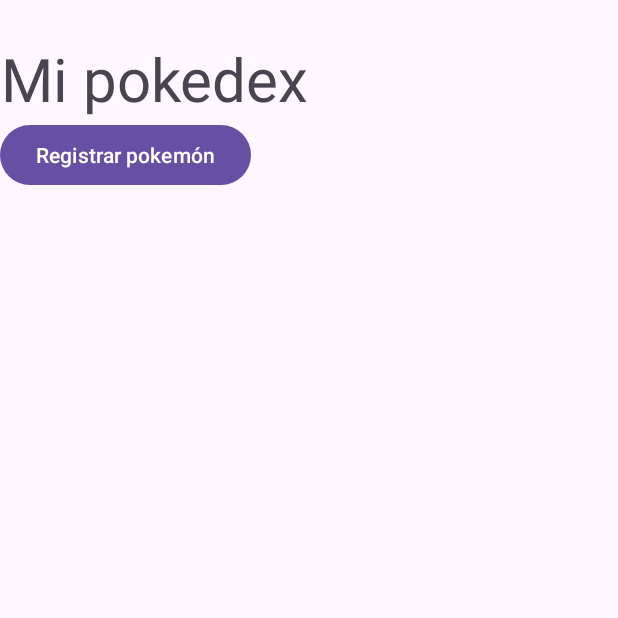
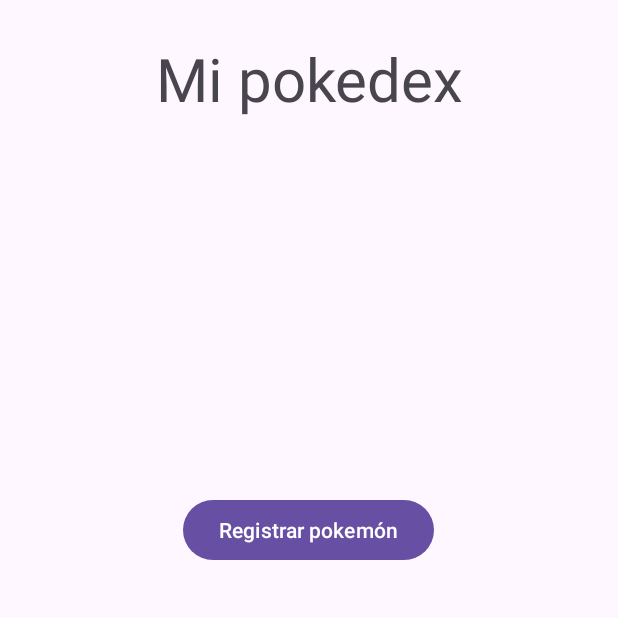
Before and after one commit to VegaSamuel/FirebaseStorage_VegaSamuel, an Android app: the screen it shows after launch (MainActivity), on a phone screen of 412 x 824 dp, the top half of it. Run offline under Robolectric (Android 15) with nearby library versions, the phone set to English and light mode, and no system bars.

Commit message:
Cambios en layouts

```diff
--- a/app/src/main/res/layout/activity_main.xml
+++ b/app/src/main/res/layout/activity_main.xml
@@ -12,6 +12,7 @@
         android:id="@+id/textView"
         android:layout_width="wrap_content"
         android:layout_height="wrap_content"
+        android:layout_gravity="center"
         android:layout_marginTop="25dp"
         android:gravity="center"
         android:text="Mi pokedex"
@@ -31,7 +32,8 @@
         android:id="@+id/btn_registrar"
         android:layout_width="wrap_content"
         android:layout_height="wrap_content"
-        android:text="Registrar pokemón"
-        />
+        android:layout_gravity="center"
+        android:layout_marginTop="250dp"
+        android:text="Registrar pokemón" />
 
 </LinearLayout>
--- a/app/src/main/res/layout/activity_registrar_pokemon.xml
+++ b/app/src/main/res/layout/activity_registrar_pokemon.xml
@@ -30,7 +30,8 @@
         android:layout_width="match_parent"
         android:layout_height="wrap_content"
         android:layout_marginHorizontal="25dp"
-        android:layout_marginTop="46dp" />
+        android:layout_marginTop="46dp"
+        android:hint="Número pokemón" />
 
     <ImageView
         android:id="@+id/thumbnail"
```
